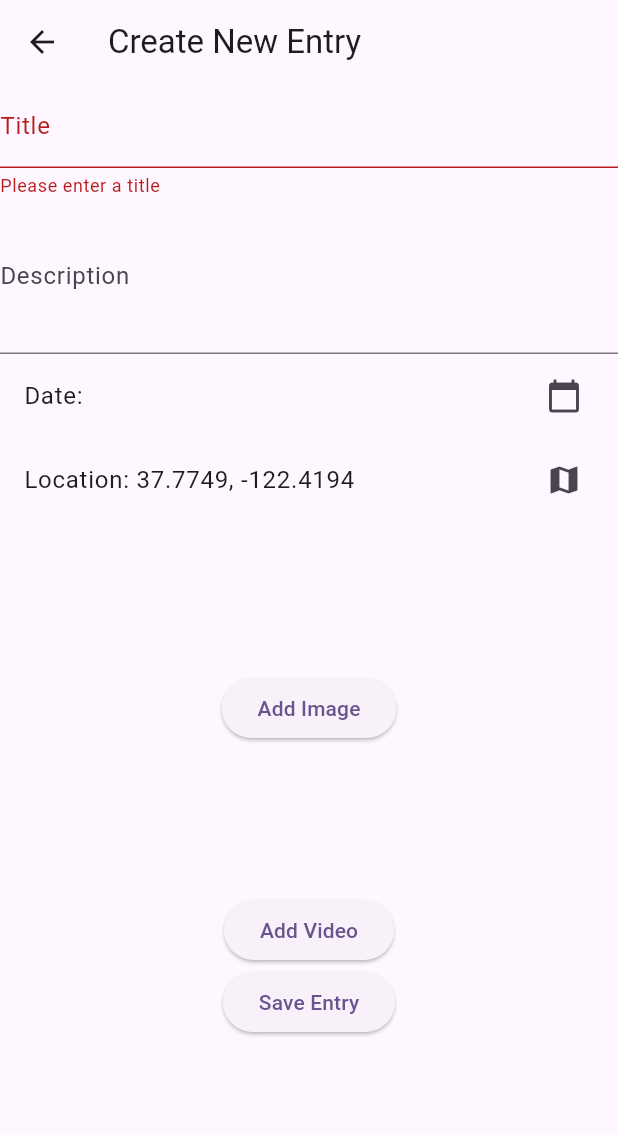
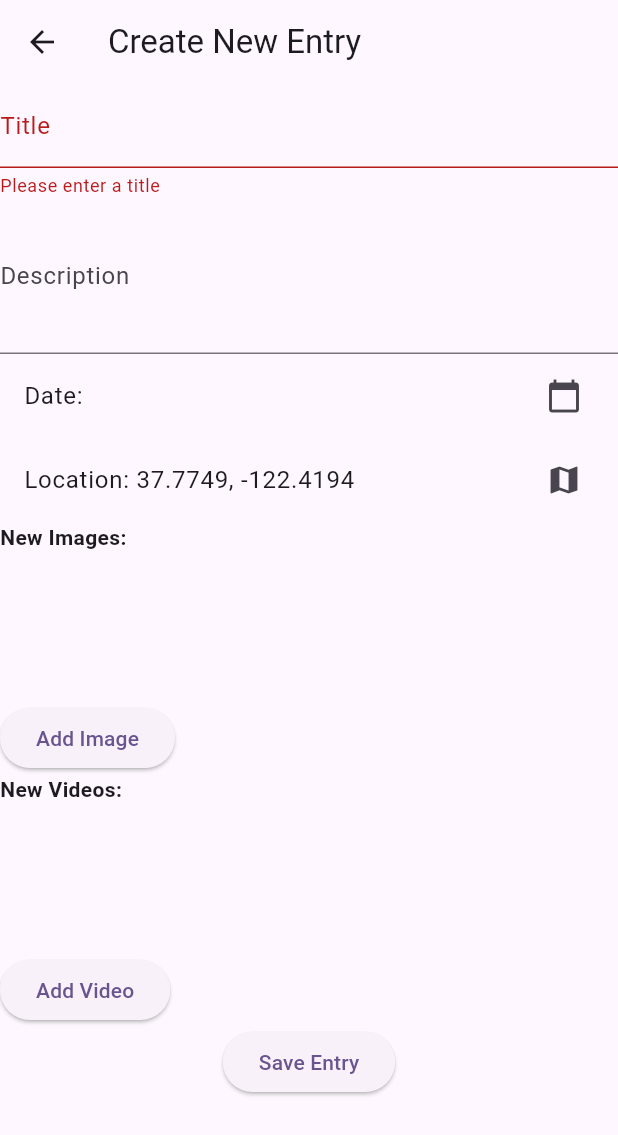
Before and after one commit to PriyaManisha/travellista, a Flutter app: the EntryCreationForm screen opened directly, after a tap on "Save Entry", on a phone screen of 412 x 824 dp. Shown: the top 1135 px of the screen. Run offline on Flutter 3.47's test engine with Material 3 defaults, Android fonts, the phone set to English and light mode, and no system bars; our stand-ins replace cloud_firestore, firebase_core, firebase_storage, google_maps_flutter, image_picker; accounts and stored records are empty.

Commit message:
Update entry_creation_form.dart - Tweaks for firebase, conditional editing of an existing entry

```diff
--- a/lib/entry_creation_form.dart
+++ b/lib/entry_creation_form.dart
@@ -1,37 +1,149 @@
+import 'dart:io';
 import 'package:flutter/material.dart';
 import 'package:image_picker/image_picker.dart';
 import 'package:google_maps_flutter/google_maps_flutter.dart';
-import 'dart:io';
+import 'package:provider/provider.dart';
 import 'package:travellista/models/journal_entry.dart';
-import 'package:provider/provider.dart';
 import 'package:travellista/providers/journal_entry_provider.dart';
+import 'package:travellista/util/storage_service.dart';
 
 class EntryCreationForm extends StatefulWidget {
+  final JournalEntry? existingEntry;
+  const EntryCreationForm({super.key, this.existingEntry});
+
   @override
   _EntryCreationFormState createState() => _EntryCreationFormState();
 }
 
+
 class _EntryCreationFormState extends State<EntryCreationForm> {
   final _formKey = GlobalKey<FormState>();
+  final StorageService _storageService = StorageService();
+
+  // Controllers
   final TextEditingController _titleController = TextEditingController();
   final TextEditingController _descriptionController = TextEditingController();
+
+  // State
   DateTime _selectedDate = DateTime.now();
-  LatLng _pickedLocation = LatLng(37.7749, -122.4194);
+  LatLng _pickedLocation = const LatLng(37.7749, -122.4194);
+
+  // For newly picked files only
   List<File> _imageFiles = [];
   List<File> _videoFiles = [];
-  final ImagePicker _picker = ImagePicker();
+
+  // For old remote URLs we want to keep
+  List<String> _oldImageURLs = [];
+  List<String> _oldVideoURLs = [];
+
+  bool get _isEditMode => widget.existingEntry != null;
+  final _picker = ImagePicker();
+
+  @override
+  void initState() {
+    super.initState();
+    if (_isEditMode) {
+      final existing = widget.existingEntry!;
+      _titleController.text = existing.title ?? '';
+      _descriptionController.text = existing.description ?? '';
+      if (existing.timestamp != null) {
+        _selectedDate = existing.timestamp!;
+      }
+      if (existing.latitude != null && existing.longitude != null) {
+        _pickedLocation = LatLng(existing.latitude!, existing.longitude!);
+      }
+
+      // Keep old remote URLs so we can merge them if user doesn't replace
+      if (existing.imageURLs != null) {
+        _oldImageURLs = List.from(existing.imageURLs!);
+      }
+      if (existing.videoURLs != null) {
+        _oldVideoURLs = List.from(existing.videoURLs!);
+      }
+    }
+  }
+
+  // A simple helper to extract file extension
+  String _getFileExtension(String filePath) {
+    final dotIndex = filePath.lastIndexOf('.');
+    if (dotIndex == -1) return '';
+    return filePath.substring(dotIndex).toLowerCase();
+  }
+
+  Future<void> _saveEntry() async {
+    if (!_formKey.currentState!.validate()) return;
+
+    // 1) Upload newly picked images
+    List<String> newImageURLs = [];
+    for (File imageFile in _imageFiles) {
+      final ext = _getFileExtension(imageFile.path); // e.g. ".jpg"
+      final fileName = '${DateTime.now().millisecondsSinceEpoch}$ext';
+      final imageURL = await _storageService.uploadFile(
+        imageFile,
+        'images/$fileName',
+      );
+      newImageURLs.add(imageURL);
+      print('imageURL = $imageURL');
+    }
+
+    // 2) Upload newly picked videos
+    List<String> newVideoURLs = [];
+    for (File videoFile in _videoFiles) {
+      final ext = _getFileExtension(videoFile.path); // e.g. ".mp4"
+      final fileName = '${DateTime.now().millisecondsSinceEpoch}$ext';
+      final videoURL = await _storageService.uploadFile(
+        videoFile,
+        'videos/$fileName',
+      );
+      newVideoURLs.add(videoURL);
+    }
+
+    // If we want to keep old URLs (user didn't remove them)
+    // merge old + new. If you want to discard old URLs, skip this step.
+    List<String> finalImageURLs = [..._oldImageURLs, ...newImageURLs];
+    List<String> finalVideoURLs = [..._oldVideoURLs, ...newVideoURLs];
+
+    // 3) Create or update the JournalEntry with full remote URLs
+    final updatedEntry = JournalEntry(
+      entryID: widget.existingEntry?.entryID,
+      userID: widget.existingEntry?.userID ?? 'some_user_id',
+      title: _titleController.text,
+      description: _descriptionController.text,
+      timestamp: _selectedDate,
+      latitude: _pickedLocation.latitude,
+      longitude: _pickedLocation.longitude,
+      imageURLs: finalImageURLs,
+      videoURLs: finalVideoURLs,
+    );
+
+    final provider = context.read<JournalEntryProvider>();
+
+    if (_isEditMode) {
+      await provider.updateEntry(updatedEntry.entryID!, updatedEntry);
+      ScaffoldMessenger.of(context).showSnackBar(
+        const SnackBar(content: Text('Entry updated successfully!')),
+      );
+    } else {
+      await provider.addEntry(updatedEntry);
+      ScaffoldMessenger.of(context).showSnackBar(
+        const SnackBar(content: Text('Entry saved successfully!')),
+      );
+    }
+
+    Navigator.pop(context);
+  }
 
   @override
   Widget build(BuildContext context) {
     return Scaffold(
       appBar: AppBar(
-        title: Text('Create New Entry'),
+        title: Text(_isEditMode ? 'Edit Entry' : 'Create New Entry'),
       ),
       body: Form(
         key: _formKey,
         child: SingleChildScrollView(
           child: Column(
-            children: <Widget>[
+            children: [
               _buildTitleField(),
               _buildDescriptionField(),
               _buildDatePicker(),
@@ -40,7 +152,7 @@ class _EntryCreationFormState extends State<EntryCreationForm> {
               _buildVideoPicker(),
               ElevatedButton(
                 onPressed: _saveEntry,
-                child: Text('Save Entry'),
+                child: Text(_isEditMode ? 'Update Entry' : 'Save Entry'),
               ),
             ],
           ),
@@ -49,54 +161,23 @@ class _EntryCreationFormState extends State<EntryCreationForm> {
     );
   }
 
-  Future<void> _saveEntry() async {
-    if (_formKey.currentState!.validate()) {
-      // Create JournalEntry object from the form fields
-      final newEntry = JournalEntry(
-        entryID: null,
-        userID: 'some_user_id', // Replace with real user logic as needed
-        title: _titleController.text,
-        description: _descriptionController.text,
-        timestamp: _selectedDate,
-        latitude: _pickedLocation.latitude,
-        longitude: _pickedLocation.longitude,
-        imageURLs: _imageFiles.map((file) => file.path).toList(),
-        videoURLs: _videoFiles.map((file) => file.path).toList(),
-        // tags: [...]
-      );
-
-      // Call provider's addEntry method
-      await context.read<JournalEntryProvider>().addEntry(newEntry);
-
-      // Display success message
-      ScaffoldMessenger.of(context).showSnackBar(
-        SnackBar(content: Text('Entry saved successfully!')),
-      );
-
-      // Pop back to home
-      Navigator.pop(context);
-    }
-  }
-
-  // Method Definitions for form fields, date picker, and image picker...
+  //-------------------------------------------------------------------------
+  // UI WIDGETS
+  //-------------------------------------------------------------------------
 
   Widget _buildTitleField() {
     return TextFormField(
       controller: _titleController,
-      decoration: InputDecoration(labelText: 'Title'),
-      validator: (value) {
-        if (value == null || value.isEmpty) {
-          return 'Please enter a title';
-        }
-        return null;
-      },
+      decoration: const InputDecoration(labelText: 'Title'),
+      validator: (value) =>
+      (value == null || value.isEmpty) ? 'Please enter a title' : null,
     );
   }
 
   Widget _buildDescriptionField() {
     return TextFormField(
       controller: _descriptionController,
-      decoration: InputDecoration(labelText: 'Description'),
+      decoration: const InputDecoration(labelText: 'Description'),
       maxLines: 3,
     );
   }
@@ -104,13 +185,13 @@ class _EntryCreationFormState extends State<EntryCreationForm> {
   Widget _buildDatePicker() {
     return ListTile(
       title: Text('Date: ${_selectedDate.toLocal()}'.split(' ')[0]),
-      trailing: Icon(Icons.calendar_today),
+      trailing: const Icon(Icons.calendar_today),
       onTap: _pickDate,
     );
   }
 
   Future<void> _pickDate() async {
-    DateTime? pickedDate = await showDatePicker(
+    final pickedDate = await showDatePicker(
       context: context,
       initialDate: _selectedDate,
       firstDate: DateTime(2000),
@@ -126,23 +207,24 @@ class _EntryCreationFormState extends State<EntryCreationForm> {
   Widget _buildLocationPicker() {
     return ListTile(
       title: Text(
-          'Location: ${_pickedLocation.latitude}, ${_pickedLocation.longitude}'),
-      trailing: Icon(Icons.map),
-      onTap: _pickLocation,
+        'Location: ${_pickedLocation.latitude}, ${_pickedLocation.longitude}',
+      ),
+      trailing: const Icon(Icons.map),
+      onTap: () {
+        // Just placeholder logic
+        setState(() {
+          _pickedLocation = const LatLng(34.0522, -118.2437);
+        });
+      },
     );
-  }
-
-  Future<void> _pickLocation() async {
-    // This example is a placeholder and will be replaced in next milestone
-    setState(() {
-      _pickedLocation = LatLng(34.0522, -118.2437);
-    });
   }
 
   Widget _buildImagePicker() {
     return Column(
+      crossAxisAlignment: CrossAxisAlignment.start,
       children: [
-        Container(
+        const Text('New Images:', style: TextStyle(fontWeight: FontWeight.bold)),
+        SizedBox(
           height: 100,
           child: ListView.builder(
             scrollDirection: Axis.horizontal,
@@ -154,8 +236,25 @@ class _EntryCreationFormState extends State<EntryCreationForm> {
         ),
         ElevatedButton(
           onPressed: _pickImage,
-          child: Text('Add Image'),
+          child: const Text('Add Image'),
         ),
+        if (_oldImageURLs.isNotEmpty)
+          Padding(
+            padding: const EdgeInsets.only(top: 8.0),
+            child: Text('Existing Images:', style: const TextStyle(fontWeight: FontWeight.bold)),
+          ),
+        if (_oldImageURLs.isNotEmpty)
+          SizedBox(
+            height: 100,
+            child: ListView.builder(
+              scrollDirection: Axis.horizontal,
+              itemCount: _oldImageURLs.length,
+              itemBuilder: (context, index) {
+                final url = _oldImageURLs[index];
+                return Image.network(url);
+              },
+            ),
+          ),
       ],
     );
   }
@@ -171,25 +270,36 @@ class _EntryCreationFormState extends State<EntryCreationForm> {
 
   Widget _buildVideoPicker() {
     return Column(
+      crossAxisAlignment: CrossAxisAlignment.start,
       children: [
-        Container(
+        const Text('New Videos:', style: TextStyle(fontWeight: FontWeight.bold)),
+        SizedBox(
           height: 100,
           child: ListView.builder(
             scrollDirection: Axis.horizontal,
             itemCount: _videoFiles.length,
             itemBuilder: (context, index) {
-              // Display video thumbnail or an indicator
               return Container(
                 width: 100,
-                child: Center(child: Text('Video ${index + 1}')),
+                alignment: Alignment.center,
+                child: Text('Video ${index + 1}'),
               );
             },
           ),
         ),
         ElevatedButton(
           onPressed: _pickVideo,
-          child: Text('Add Video'),
+          child: const Text('Add Video'),
         ),
+        if (_oldVideoURLs.isNotEmpty)
+          Padding(
+            padding: const EdgeInsets.only(top: 8.0),
+            child: Text('Existing Videos:', style: const TextStyle(fontWeight: FontWeight.bold)),
+          ),
+        if (_oldVideoURLs.isNotEmpty)
+          Column(
+            children: _oldVideoURLs.map((url) => Text(url)).toList(),
+          ),
       ],
     );
   }
```
